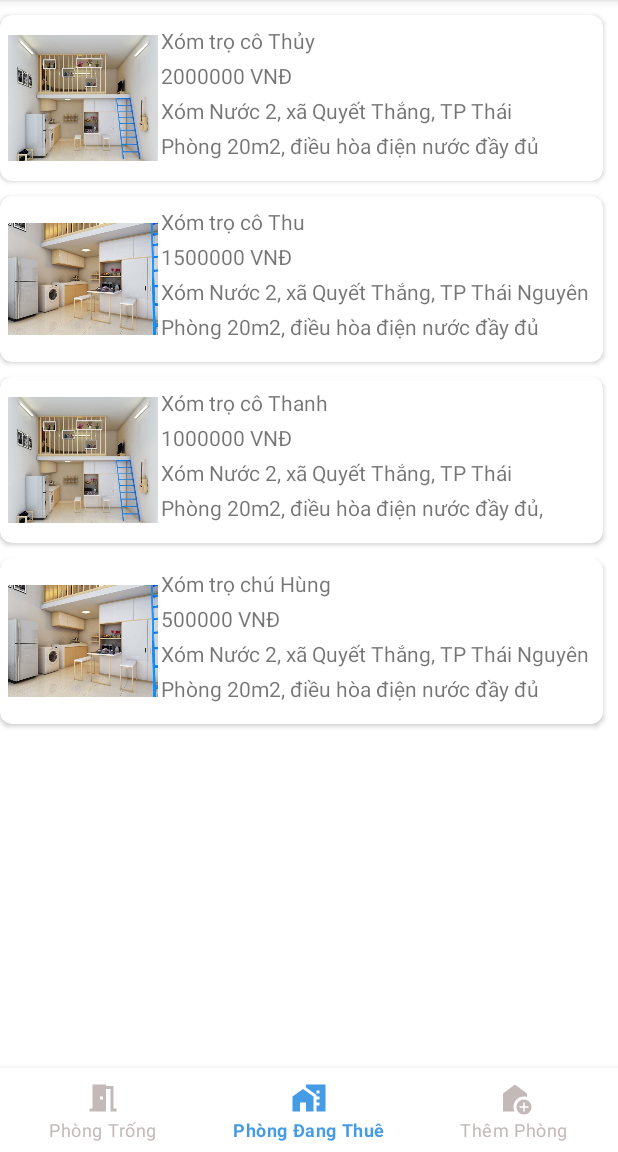
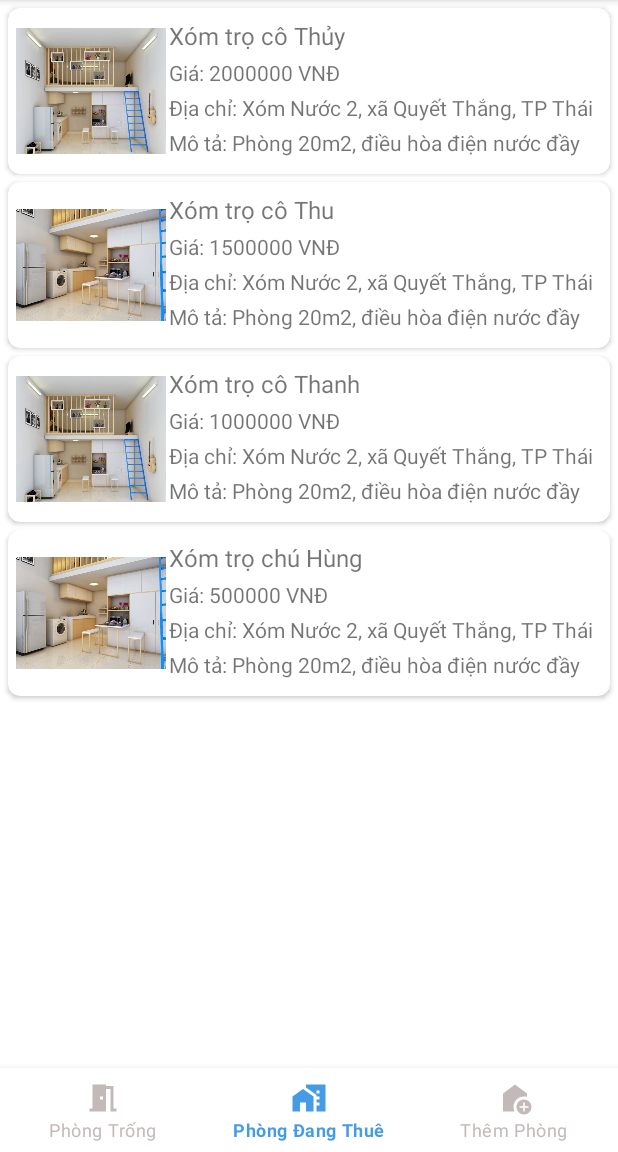
Before and after one commit to nguyentrungkien19101999/AppFindHome, an Android app: the screen it shows after launch (MainActivity), item 2 of the bottom bar chosen, on a phone screen of 412 x 824 dp, the part 84-1236 px from its top. Run offline under Robolectric (Android 15) with nearby library versions, the phone set to English and light mode, and no system bars.

Commit message:
Second Commit!

```diff
--- a/app/build.gradle
+++ b/app/build.gradle
@@ -36,4 +36,6 @@ dependencies {
     testImplementation 'junit:junit:4.+'
     androidTestImplementation 'androidx.test.ext:junit:1.1.3'
     androidTestImplementation 'androidx.test.espresso:espresso-core:3.4.0'
+
+    implementation 'me.relex:circleindicator:2.1.6'
 }
--- a/app/src/main/AndroidManifest.xml
+++ b/app/src/main/AndroidManifest.xml
@@ -9,6 +9,7 @@
         android:roundIcon="@mipmap/ic_launcher_round"
         android:supportsRtl="true"
         android:theme="@style/Theme.TimTroAppDemo">
+        <activity android:name=".view.InforRoomAvailable"/>
         <activity android:name=".MainActivity">
             <intent-filter>
                 <action android:name="android.intent.action.MAIN" />
--- a/app/src/main/java/com/example/timtroappdemo/adapter/RoomAvailableAdapter.java
+++ b/app/src/main/java/com/example/timtroappdemo/adapter/RoomAvailableAdapter.java
@@ -52,9 +52,9 @@ public class RoomAvailableAdapter extends RecyclerView.Adapter<RoomAvailableAdap
             return;
         }
         holder.tvTitle.setText(roomAvailable.getRoomTitle());
-        holder.tvPrice.setText(roomAvailable.getRoomPrice());
-        holder.tvAddress.setText(roomAvailable.getRoomAddress());
-        holder.tvDescription.setText(roomAvailable.getRoomDescription());
+        holder.tvPrice.setText("Giá: "+roomAvailable.getRoomPrice());
+        holder.tvAddress.setText("Địa chỉ: "+roomAvailable.getRoomAddress());
+        holder.tvDescription.setText("Mô tả: "+roomAvailable.getRoomDescription());
         holder.imgAvatar.setImageResource(roomAvailable.getRoomImage());
 
         holder.layoutRoomAvailable.setOnClickListener(new View.OnClickListener() {
--- a/app/src/main/java/com/example/timtroappdemo/adapter/RoomRentingAdapter.java
+++ b/app/src/main/java/com/example/timtroappdemo/adapter/RoomRentingAdapter.java
@@ -5,6 +5,7 @@ import android.view.LayoutInflater;
 import android.view.View;
 import android.view.ViewGroup;
 import android.widget.ImageView;
+import android.widget.RelativeLayout;
 import android.widget.TextView;
 
 import androidx.annotation.NonNull;
@@ -18,11 +19,16 @@ import java.util.List;
 
 public class RoomRentingAdapter extends RecyclerView.Adapter<RoomRentingAdapter.RoomRentingViewHolder>{
 
-    private Context mContext;
     private List<RoomRenting> mListRoom;
+    private IClickRoomRenting mClickRoomRenting;
 
-    public RoomRentingAdapter(Context context) {
-        this.mContext = context;
+    public RoomRentingAdapter(List<RoomRenting> mListRoom, IClickRoomRenting mClickRoomRenting) {
+        this.mListRoom = mListRoom;
+        this.mClickRoomRenting = mClickRoomRenting;
+    }
+
+    public interface IClickRoomRenting{
+        void clickRoomRenting(RoomRenting roomRenting);
     }
 
     public void setData(List<RoomRenting> list){
@@ -44,11 +50,17 @@ public class RoomRentingAdapter extends RecyclerView.Adapter<RoomRentingAdapter.
             return;
         }
         holder.tvTitle.setText(roomRenting.getRoomTitle());
-        holder.tvPrice.setText(roomRenting.getRoomPrice());
-        holder.tvAddress.setText(roomRenting.getRoomAddress());
-        holder.tvDescription.setText(roomRenting.getRoomDescription());
+        holder.tvPrice.setText("Giá: "+roomRenting.getRoomPrice());
+        holder.tvAddress.setText("Địa chỉ: "+roomRenting.getRoomAddress());
+        holder.tvDescription.setText("Mô tả: "+roomRenting.getRoomDescription());
         holder.imgAvatar.setImageResource(roomRenting.getRoomImage());
 
+        holder.layoutRoomRenting.setOnClickListener(new View.OnClickListener() {
+            @Override
+            public void onClick(View v) {
+                mClickRoomRenting.clickRoomRenting(roomRenting);
+            }
+        });
     }
 
     @Override
@@ -61,9 +73,9 @@ public class RoomRentingAdapter extends RecyclerView.Adapter<RoomRentingAdapter.
 
     public static class RoomRentingViewHolder extends RecyclerView.ViewHolder{
 
-        ImageView imgAvatar;
-        TextView tvTitle, tvPrice, tvAddress, tvDescription;
-
+        private ImageView imgAvatar;
+        private TextView tvTitle, tvPrice, tvAddress, tvDescription;
+        private RelativeLayout layoutRoomRenting;
         public RoomRentingViewHolder(@NonNull View itemView) {
             super(itemView);
 
@@ -72,7 +84,7 @@ public class RoomRentingAdapter extends RecyclerView.Adapter<RoomRentingAdapter.
             tvAddress = itemView.findViewById(R.id.tv_address);
             tvDescription = itemView.findViewById(R.id.tv_description);
             imgAvatar = itemView.findViewById(R.id.img_room_avatar);
-
+            layoutRoomRenting = itemView.findViewById(R.id.layout_room);
         }
     }
 }
--- a/app/src/main/java/com/example/timtroappdemo/fragment/RoomAvailableFragment.java
+++ b/app/src/main/java/com/example/timtroappdemo/fragment/RoomAvailableFragment.java
@@ -17,6 +17,7 @@ import androidx.recyclerview.widget.RecyclerView;
 import com.example.timtroappdemo.R;
 import com.example.timtroappdemo.adapter.RoomAvailableAdapter;
 import com.example.timtroappdemo.model.RoomAvailable;
+import com.example.timtroappdemo.view.InforRoomAvailable;
 
 import java.util.ArrayList;
 import java.util.List;
@@ -39,7 +40,9 @@ public class RoomAvailableFragment extends Fragment {
         roomAvailableAdapter = new RoomAvailableAdapter(getListRoom(), new RoomAvailableAdapter.IClickRoomAvailable() {
             @Override
             public void clickRoomAvailable(RoomAvailable roomAvailable) {
-                Toast.makeText(getContext(),"Is Click Item Room " + roomAvailable.getRoomTitle(),Toast.LENGTH_SHORT).show();
+                Intent intent = new Intent(getContext(), InforRoomAvailable.class);
+                startActivity(intent);
+//                Toast.makeText(getContext(),"Is Click Item Room " + roomAvailable.getRoomTitle(),Toast.LENGTH_SHORT).show();
             }
         });
 
@@ -51,10 +54,10 @@ public class RoomAvailableFragment extends Fragment {
 
     private List<RoomAvailable> getListRoom() {
         List<RoomAvailable> list = new ArrayList<>();
-        list.add(new RoomAvailable(R.drawable.room1, "Xóm trọ cô Thủy", "2000000 VNĐ", "Xóm Nước 2, xã Quyết Thắng, TP Thái Nguyên, Thai Nguyen", "Phòng 20m2, điều hòa điện nước đầy đủ"));
-        list.add(new RoomAvailable(R.drawable.room2, "Xóm trọ cô Thu", "1500000 VNĐ", "Xóm Nước 2, xã Quyết Thắng, TP Thái Nguyên", "Phòng 20m2, điều hòa điện nước đầy đủ"));
-        list.add(new RoomAvailable(R.drawable.room1, "Xóm trọ cô Thanh", "1000000 VNĐ", "Xóm Nước 2, xã Quyết Thắng, TP Thái Nguyên, Thai Nguyen", "Phòng 20m2, điều hòa điện nước đầy đủ, giuong tu quan ao, may giat"));
-        list.add(new RoomAvailable(R.drawable.room2, "Xóm trọ chú Hùng", "500000 VNĐ", "Xóm Nước 2, xã Quyết Thắng, TP Thái Nguyên", "Phòng 20m2, điều hòa điện nước đầy đủ"));
+        list.add(new RoomAvailable(R.drawable.room1, 01,"Xóm trọ cô Thủy", "2000000 VNĐ", "Xóm Nước 2, xã Quyết Thắng, TP Thái Nguyên, Thai Nguyen", "0358387888","Phòng 20m2, điều hòa điện nước đầy đủ"));
+        list.add(new RoomAvailable(R.drawable.room2, 02,"Xóm trọ cô Thu", "1500000 VNĐ", "Xóm Nước 2, xã Quyết Thắng, TP Thái Nguyên", "0165878785","Phòng 20m2, điều hòa điện nước đầy đủ"));
+        list.add(new RoomAvailable(R.drawable.room1, 03,"Xóm trọ cô Thanh", "1000000 VNĐ", "Xóm Nước 2, xã Quyết Thắng, TP Thái Nguyên, Thai Nguyen", "0358987457","Phòng 20m2, điều hòa điện nước đầy đủ, giuong tu quan ao, may giat"));
+        list.add(new RoomAvailable(R.drawable.room2, 04,"Xóm trọ chú Hùng", "500000 VNĐ", "Xóm Nước 2, xã Quyết Thắng, TP Thái Nguyên", "098574745","Phòng 20m2, điều hòa điện nước đầy đủ"));
 
         return list;
     }
--- a/app/src/main/java/com/example/timtroappdemo/fragment/RoomRentingFragment.java
+++ b/app/src/main/java/com/example/timtroappdemo/fragment/RoomRentingFragment.java
@@ -4,6 +4,7 @@ import android.os.Bundle;
 import android.view.LayoutInflater;
 import android.view.View;
 import android.view.ViewGroup;
+import android.widget.Toast;
 
 import androidx.annotation.NonNull;
 import androidx.annotation.Nullable;
@@ -31,10 +32,16 @@ public class RoomRentingFragment extends Fragment {
         View view = inflater.inflate(R.layout.fragment_roomrenting, container, false);
 
         rcvRoomRenting = view.findViewById(R.id.rcv_roomrenting);
-        roomRentingAdapter = new RoomRentingAdapter(getActivity());
 
         LinearLayoutManager linearLayoutManager = new LinearLayoutManager(getActivity(), RecyclerView.VERTICAL, false);
         rcvRoomRenting.setLayoutManager(linearLayoutManager);
+
+        roomRentingAdapter = new RoomRentingAdapter(getListRoom(), new RoomRentingAdapter.IClickRoomRenting() {
+            @Override
+            public void clickRoomRenting(RoomRenting roomRenting) {
+                Toast.makeText(getContext(),"Is Click to "+roomRenting.getRoomTitle(), Toast.LENGTH_SHORT).show();
+            }
+        });
 
         roomRentingAdapter.setData(getListRoom());
         rcvRoomRenting.setAdapter(roomRentingAdapter);
--- a/app/src/main/java/com/example/timtroappdemo/model/RoomAvailable.java
+++ b/app/src/main/java/com/example/timtroappdemo/model/RoomAvailable.java
@@ -2,16 +2,20 @@ package com.example.timtroappdemo.model;
 
 public class RoomAvailable {
     private int roomImage;
+    private int roomId;
     private String roomTitle;
     private String roomPrice;
     private String roomAddress;
+    private String roomPhone;
     private String roomDescription;
 
-    public RoomAvailable(int roomImage, String roomTitle, String roomPrice, String roomAddress, String roomDescription) {
+    public RoomAvailable(int roomImage, int roomId, String roomTitle, String roomPrice, String roomAddress, String roomPhone, String roomDescription) {
         this.roomImage = roomImage;
+        this.roomId = roomId;
         this.roomTitle = roomTitle;
         this.roomPrice = roomPrice;
         this.roomAddress = roomAddress;
+        this.roomPhone = roomPhone;
         this.roomDescription = roomDescription;
     }
 
@@ -54,4 +58,20 @@ public class RoomAvailable {
     public void setRoomImage(int roomImage) {
         this.roomImage = roomImage;
     }
+
+    public int getRoomId() {
+        return roomId;
+    }
+
+    public void setRoomId(int roomId) {
+        this.roomId = roomId;
+    }
+
+    public String getRoomPhone() {
+        return roomPhone;
+    }
+
+    public void setRoomPhone(String roomPhone) {
+        this.roomPhone = roomPhone;
+    }
 }
--- /dev/null
+++ b/app/src/main/res/drawable/bg_indicator.xml
@@ -0,0 +1,6 @@
+<?xml version="1.0" encoding="utf-8"?>
+<shape android:shape="oval" xmlns:android="http://schemas.android.com/apk/res/android">
+    <solid android:color="@color/blue"/>
+    <size android:height="40dp"
+        android:width="40dp"/>
+</shape>
--- a/app/src/main/res/layout/custom_rcv_roomavailable.xml
+++ b/app/src/main/res/layout/custom_rcv_roomavailable.xml
@@ -4,8 +4,9 @@
     android:layout_height="wrap_content"
     xmlns:app="http://schemas.android.com/apk/res-auto"
     app:cardCornerRadius="8dp"
-    android:layout_marginTop="10dp"
-    android:layout_marginEnd="10dp">
+    android:layout_marginTop="5dp"
+    android:layout_marginEnd="5dp"
+    android:layout_marginStart="5dp">
 
    <RelativeLayout
        android:layout_width="match_parent"
@@ -23,6 +24,7 @@
            android:layout_height="wrap_content"
            android:padding="2dp"
            android:id="@+id/tv_title"
+           android:textSize="16sp"
            android:maxLines="1"
            android:text="Title"
            android:layout_toEndOf="@+id/img_room_avatar"/>
--- a/app/src/main/res/layout/custom_rcv_roomrenting.xml
+++ b/app/src/main/res/layout/custom_rcv_roomrenting.xml
@@ -4,13 +4,15 @@
     android:layout_height="wrap_content"
     xmlns:app="http://schemas.android.com/apk/res-auto"
     app:cardCornerRadius="8dp"
-    android:layout_marginTop="10dp"
-    android:layout_marginEnd="10dp">
+    android:layout_marginTop="5dp"
+    android:layout_marginEnd="5dp"
+    android:layout_marginStart="5dp">
 
    <RelativeLayout
        android:layout_width="match_parent"
        android:layout_height="wrap_content"
-       android:padding="5dp">
+       android:padding="5dp"
+       android:id="@+id/layout_room">
 
        <ImageView
            android:layout_width="100dp"
@@ -22,6 +24,7 @@
            android:layout_height="wrap_content"
            android:padding="2dp"
            android:id="@+id/tv_title"
+           android:textSize="16sp"
            android:maxLines="1"
            android:text="Title"
            android:layout_toEndOf="@+id/img_room_avatar"/>
```
Also changed, not shown: app/src/main/java/com/example/timtroappdemo/adapter/PhotoAdapter.java (added, +45 -0 lines), app/src/main/java/com/example/timtroappdemo/fragment/PhotoFragment.java (added, +33 -0 lines), app/src/main/java/com/example/timtroappdemo/model/Photo.java (added, +19 -0 lines), app/src/main/java/com/example/timtroappdemo/view/InforRoomAvailable.java (+42 -1 lines), app/src/main/res/layout/fragment_info_roomavailable.xml (added, +21 -0 lines), app/src/main/res/layout/fragment_photo.xml (added, +11 -0 lines).
